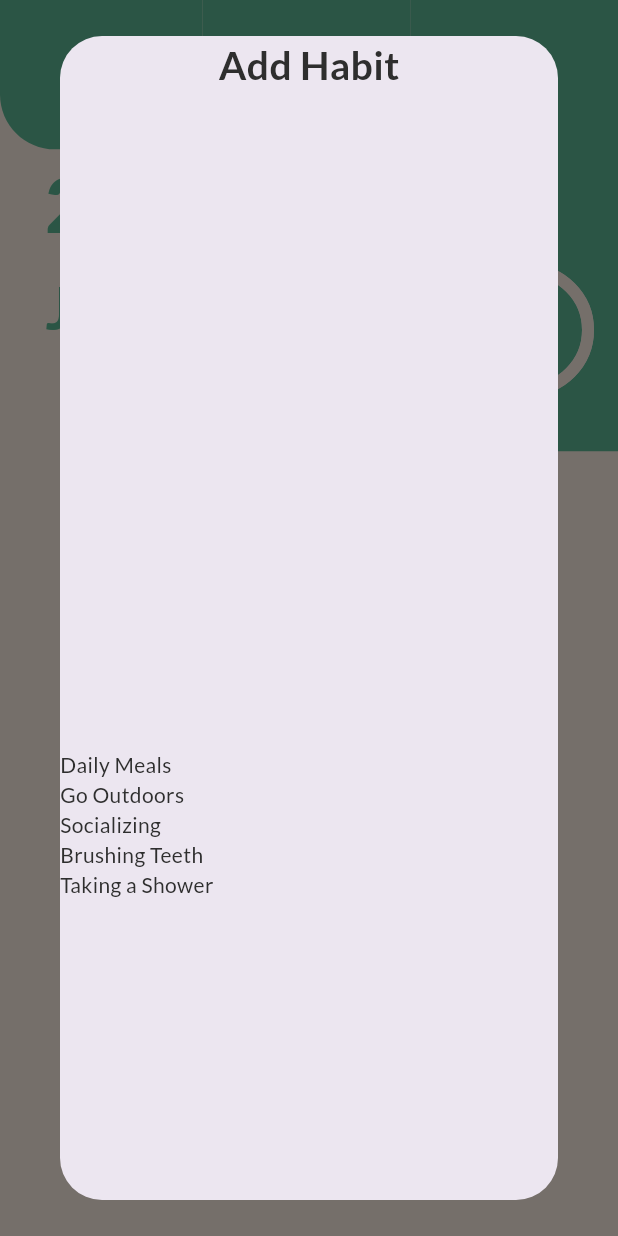
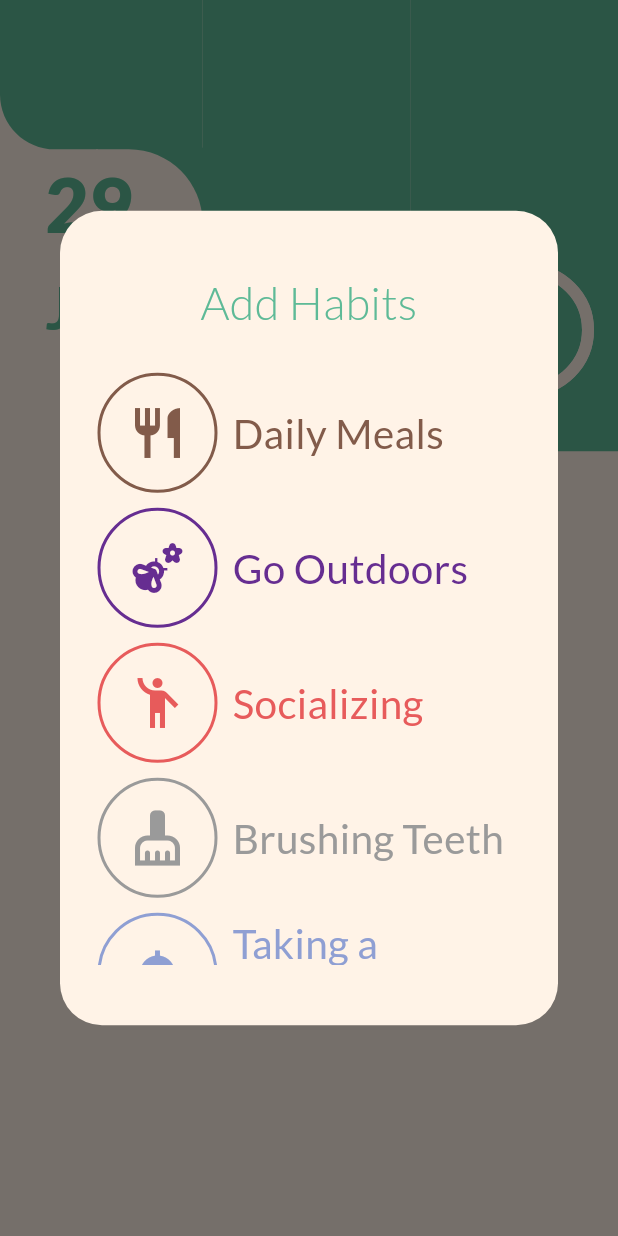
Before and after one commit to TyperOfCode/Hack24T50, a Flutter app: the screen it shows after launch, after a tap on the "add" icon, on a phone screen of 412 x 824 dp. Run offline on Flutter 3.47's test engine with Material 3 defaults, Android fonts, the light colour scheme and no system bars; our stand-ins replace flutter_riverpod, flutter_svg, freezed_annotation, gap, go_router, google_fonts and 1 more.

Commit message:
FEATURE: Add habit menu presentation

```diff
--- a/lib/presentation/common/components/add_habit_button.dart
+++ b/lib/presentation/common/components/add_habit_button.dart
@@ -21,7 +21,7 @@ class AddHabitButton extends ConsumerWidget {
         showDialog(
             context: context,
             builder: (BuildContext context) {
-              return AddHabitScreen();
+              return AddHabitPopup();
             });
       },
       customBorder: const CircleBorder(),
--- a/lib/presentation/popups/add_habit_popup/add_habit_popup.dart
+++ b/lib/presentation/popups/add_habit_popup/add_habit_popup.dart
@@ -3,10 +3,11 @@ import 'package:flutter_riverpod/flutter_riverpod.dart';
 import 'package:step/data/repositories/user_handler.dart';
 import 'package:step/domain/models.dart';
 import 'package:step/presentation/common/styles/styles.dart';
+import 'package:step/presentation/popups/popups.dart';
 import 'package:step/routes.dart';
 
-class AddHabitScreen extends ConsumerWidget {
-  const AddHabitScreen({super.key});
+class AddHabitPopup extends ConsumerWidget {
+  const AddHabitPopup({super.key});
 
   @override
   Widget build(BuildContext context, WidgetRef ref) {
@@ -14,37 +15,6 @@ class AddHabitScreen extends ConsumerWidget {
     User currentUser = ref.watch(userStateProvider);
     List<Habit> availableHabits = currentUser.availableHabits();
 
-    return Dialog(
-      child: Column(
-        children: [
-          Text(
-            "Add Habit",
-            style: AppThemeTextStyles.titleText,
-          ),
-          Spacer(),
-          ConstrainedBox(
-            constraints: BoxConstraints(
-              maxHeight: 300,
-            ),
-            child: ListView.builder(
-              itemCount: availableHabits.length,
-              itemBuilder: (context, index) {
-                Habit habit = availableHabits[index];
-                return InkWell(
-                    onTap: () {
-                      userNotifier.addHabit(habit);
-                      Navigator.pop(context);
-                    },
-                    child: Row(
-                      children: [
-                        Text(habit.name, style: AppThemeTextStyles.buttonText),
-                      ],
-                    ));
-              },
-            ),
-          ),
-        ],
-      ),
-    );
+    return SuggestedHabitPopup();
   }
 }
--- /dev/null
+++ b/lib/presentation/popups/add_habit_popup/suggested_habit_popup.dart
@@ -0,0 +1,124 @@
+import 'package:flutter/material.dart';
+import 'package:flutter_riverpod/flutter_riverpod.dart';
+import 'package:step/data/repositories/user_handler.dart';
+import 'package:step/domain/models.dart';
+import 'package:step/presentation/common/styles/styles.dart';
+
+class SuggestedHabitPopup extends ConsumerWidget {
+  const SuggestedHabitPopup({Key? key});
+
+  @override
+  Widget build(BuildContext context, WidgetRef ref) {
+    var userNotifier = ref.watch(userStateProvider.notifier);
+    User currentUser = ref.watch(userStateProvider);
+    List<Habit> availableHabits = currentUser.availableHabits();
+
+    return Dialog (
+      backgroundColor: AppThemeColors.background500,
+      child: Padding(
+        padding: const EdgeInsets.only(
+          top: 40,
+          bottom: 40,
+          left: 20,
+          right: 20
+        ),
+        child: Column(
+          mainAxisAlignment: MainAxisAlignment.center,
+          mainAxisSize: MainAxisSize.min,
+          children: [
+            Text(
+              "Add Habits",
+              style: AppThemeTextStyles
+                .titleText
+                .copyWith(
+                  fontWeight: FontWeight.w300,
+                  fontSize: 30.0,
+                  color: AppThemeColors.accent
+                ),
+              textAlign: TextAlign.center,
+            ),
+            const SizedBox(height: 20),
+            ConstrainedBox(
+              constraints: BoxConstraints(
+                maxHeight: 400,
+              ),
+              child: ListView.builder(
+                itemCount: availableHabits.length,
+                itemBuilder: (context, index) {
+                  Habit habit = availableHabits[index];
+                  return _SuggestedHabitButton( () {
+                      userNotifier.addHabit(habit);
+                      Navigator.pop(context);
+                    },
+                    habit
+                  );
+                },
+              ),
+            ),
+
+          ],
+        ),
+      ),
+    );
+  }
+}
+
+@override
+class _SuggestedHabitButton extends StatelessWidget {
+  _SuggestedHabitButton(this.onPressed, Habit habit) :
+    iconHexId = habit.iconHexId,
+    habitName = habit.name,
+    habitColor = Color(habit.hexColor);
+
+  final void Function()? onPressed;
+  final int iconHexId;
+  final String habitName;
+  final Color habitColor;
+
+  @override
+  Widget build(BuildContext context) {
+    return InkWell(
+      onTap: onPressed,
+      splashColor: habitColor.withAlpha(100),
+      child: Padding(
+        padding: const EdgeInsets.all(5.0),
+        child: Row(
+          children: [
+            // Habit Icon
+            Container(
+              height: 80,
+              width: 80,
+              decoration: BoxDecoration(
+                shape: BoxShape.circle,
+                border: Border.all(
+                  color: habitColor,
+                  width: 2,
+                ),
+              ),
+              child: Icon(
+                IconData(
+                  iconHexId,
+                  fontFamily: "MaterialIcons",
+                ),
+                size: 40,
+                color: habitColor,
+              ),
+            ),
+            const SizedBox(width: 10),
+            Expanded(
+              child: Text(
+                habitName,
+                style: AppThemeTextStyles.buttonText
+                  .copyWith(
+                    fontSize: 27.0,
+                    color: habitColor,
+                ),
+                overflow: TextOverflow.clip,
+              ),
+            ),
+          ]
+        ),
+      )
+    );
+  }
+}
--- a/lib/presentation/popups/popups.dart
+++ b/lib/presentation/popups/popups.dart
@@ -1,2 +1,2 @@
 export 'add_habit_popup/add_habit_popup.dart';
-export 'add_habit_popup/common_habit_popup.dart';
+export 'add_habit_popup/suggested_habit_popup.dart';
--- a/lib/routes.dart
+++ b/lib/routes.dart
@@ -1,6 +1,7 @@
 import 'package:flutter/material.dart';
 import 'package:go_router/go_router.dart';
 import 'package:flutter_riverpod/flutter_riverpod.dart';
+import 'package:step/presentation/popups/popups.dart';
 import 'package:step/presentation/screens/screens.dart';
 
 enum AppPaths {
@@ -72,7 +73,7 @@ Provider<GoRouter> goRouterProvider = Provider<GoRouter>((ref) {
       ),
       GoRoute(
         path: AppPaths.addHabitScreen.path,
-        builder: (BuildContext context, GoRouterState state) => AddHabitScreen (),
+        builder: (BuildContext context, GoRouterState state) => AddHabitPopup (),
       ),
     ],
   );
```
Also changed, not shown: lib/presentation/popups/add_habit_popup/common_habit_popup.dart (deleted).
